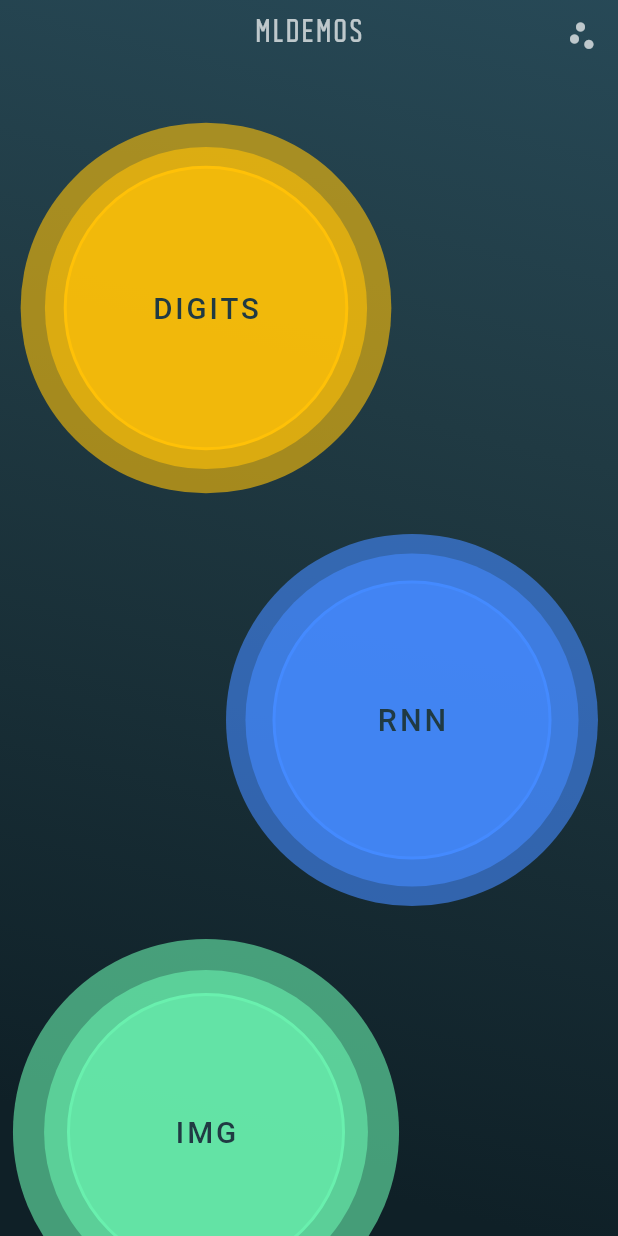
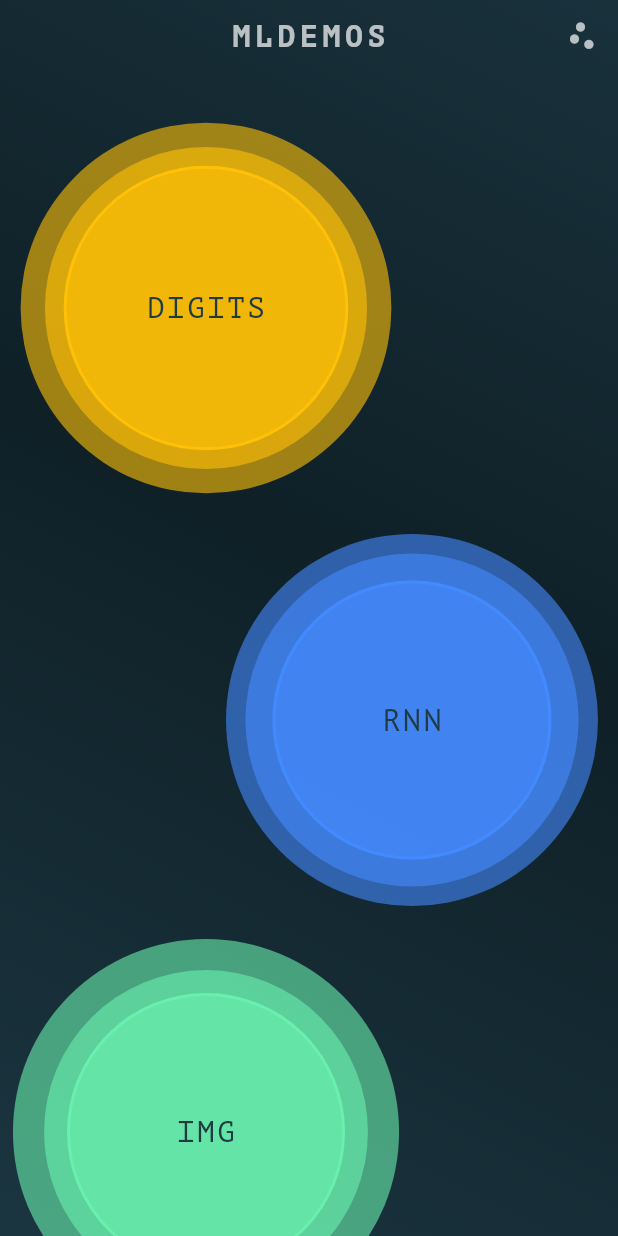
Before and after one commit to Eternali/mldemos, a Flutter app: the screen it shows after launch, on a phone screen of 412 x 824 dp. Run offline on Flutter 3.47's test engine with Material 2 defaults, Android fonts, the phone set to English and light mode, and no system bars; our stand-ins replace flutter_redux, redux.

Commit message:
working on home gradient animation

```diff
--- a/lib/presentation/demo_button.dart
+++ b/lib/presentation/demo_button.dart
@@ -86,6 +86,8 @@ class DemoButtonState extends State<DemoButton> with SingleTickerProviderStateMi
             scale: PulseTween(begin: 0.98, end: 1.02, delay: widget.animDelay * 1.4).animate(_controller),
             child: Hero(
               tag: widget.parent.mainTag,
+              child: GestureDetector(
+                onTap: () => Navigator.of(context).pushNamed(widget.parent.route),
                 child: Container(
                   margin: EdgeInsets.all(28.0),
                   alignment: Alignment.center,
@@ -96,8 +98,10 @@ class DemoButtonState extends State<DemoButton> with SingleTickerProviderStateMi
                   child: Text(
                     widget.parent.name.toUpperCase(),
                     style: theme.accentTextTheme.title.copyWith(
+                      fontFamily: 'PT Mono',
                       color: Color(0xFF203A43),
-                    letterSpacing: 2.0,
+                      letterSpacing: 1.6,
+                    ),
                   ),
                 ),
               ),
--- a/lib/presentation/demo_screen.dart
+++ b/lib/presentation/demo_screen.dart
@@ -10,7 +10,19 @@ class DemoScreen extends StatelessWidget {
 
   @override
   Widget build(BuildContext context) {
+    final theme = Theme.of(context);
+    final screenSize = MediaQuery.of(context).size;
 
+    return Scaffold(
+      body: Hero(
+        tag: parent.mainTag,
+        child: Container(
+          width: screenSize.width,
+          height: screenSize.height,
+          color: Colors.greenAccent,
+        ),
+      ),
+    );
   }
 
 }
--- a/lib/presentation/home_screen.dart
+++ b/lib/presentation/home_screen.dart
@@ -37,14 +37,16 @@ class HomeScreenState extends State<HomeScreen> with SingleTickerProviderStateMi
   @override
   void initState() {
     super.initState();
-    _controller = AnimationController(duration: Duration(seconds: 20), vsync: this);
-    animation = CurvedAnimation(parent: _controller, curve: Curves.easeInOut)
+    _controller = AnimationController(duration: Duration(seconds: 5), vsync: this);
+    animation = CurvedAnimation(parent: _controller, curve: Curves.linear)
       ..addListener(() {
         setState(() {  });
       })
       ..addStatusListener((status) {
-        if (status == AnimationStatus.completed) _controller.reverse();
-        else if (status == AnimationStatus.dismissed) _controller.forward();
+        if (status == AnimationStatus.completed) {
+          _controller.reset();
+          _controller.forward();
+        }
       });
     _controller.forward();
   }
@@ -53,6 +55,15 @@ class HomeScreenState extends State<HomeScreen> with SingleTickerProviderStateMi
   void dispose() {
     _controller.dispose();
     super.dispose();
+  }
+
+  double calcLeft(Size size, double percent, [ double scale = 4.0 ]) {
+    final double zero = -(size.width * scale / 2.0) + (size.width * scale / 4.0);
+    return zero + (size.width * percent / 100.0);
+  }
+  double calcTop(Size size, double percent, [ double scale = 4.0 ]) {
+    final double zero = -(size.height * scale / 2.0) + (size.height * scale / 4.0);
+    return zero + (size.height * percent / 100.0);
   }
 
   @override
@@ -69,19 +80,20 @@ class HomeScreenState extends State<HomeScreen> with SingleTickerProviderStateMi
           body: Stack(
             children: <Widget>[
               Positioned(
-                left: 0.0,
-                top: -screenSize.height + (animation.value * screenSize.height),
-                width: screenSize.width,
-                height: screenSize.height * 2,
+                left: calcLeft(screenSize, 100.0 - animation.value * 85.0),
+                top: calcTop(screenSize, animation.value * 100.0), // -screenSize.height * 1.5 + (animation.value * screenSize.height),
+                width: screenSize.width * 4,
+                height: screenSize.height * 4,
                 child: Container(
                   decoration: BoxDecoration(
                     gradient: LinearGradient(
                       begin: Alignment.topRight,
                       end: Alignment.bottomLeft,
-                      stops: [0.2, 0.5, 0.8],
+                      stops: [0.0, 0.33, 0.66, 1.0],
                       colors: [
                         Color(0xFF2C5364),
-                        Color(0xFF203A43),
+                        Color(0xFF0F2027),
+                        Color(0xFF2C5364),
                         Color(0xFF0F2027),
                       ],
                     ),
@@ -116,9 +128,10 @@ class HomeScreenState extends State<HomeScreen> with SingleTickerProviderStateMi
                             (widget.title ?? locales.appTitle).toUpperCase(),
                             textAlign: TextAlign.center,
                             style: theme.textTheme.title.copyWith(
-                              fontFamily: 'Autobus',
+                              fontFamily: 'PT Mono',
+                              fontWeight: FontWeight.w700,
                               color: Colors.white70,
-                              letterSpacing: 2.0,
+                              letterSpacing: 3.0,
                             ),
                           ),
                         ),
--- a/pubspec.yaml
+++ b/pubspec.yaml
@@ -28,3 +28,8 @@ flutter:
     - family: Autobus
       fonts:
         - asset: assets/fonts/autobus/autobus-bold.ttf
+    - family: PT Mono
+      fonts:
+        - asset: assets/fonts/pt-mono/pt-mono.ttf
+        - asset: assets/fonts/pt-mono/pt-mono-bold.ttf
+          weight: 700
```
Also changed, not shown: assets/fonts/pt-mono/pt-mono-bold.ttf (added), assets/fonts/pt-mono/pt-mono.ttf (added). Lines whose indentation alone changed are shown as unchanged.
